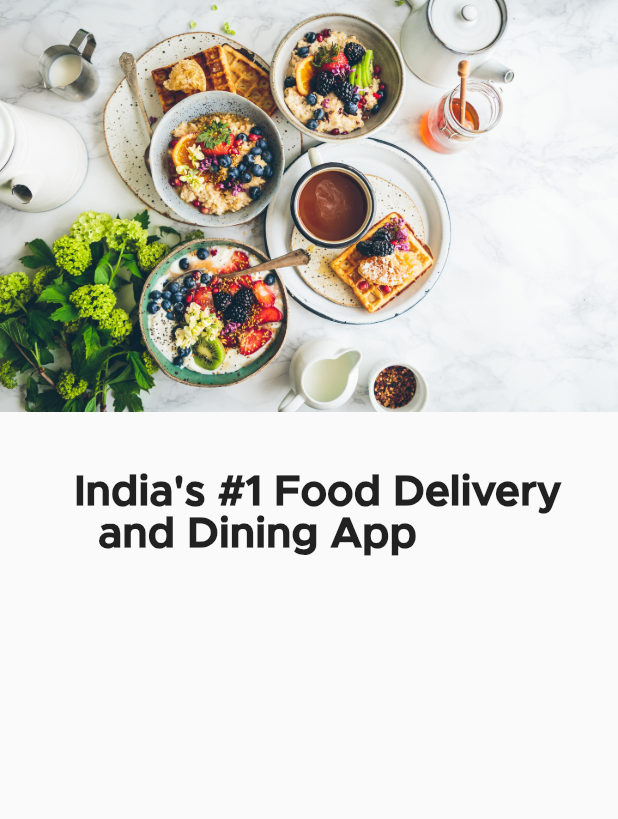
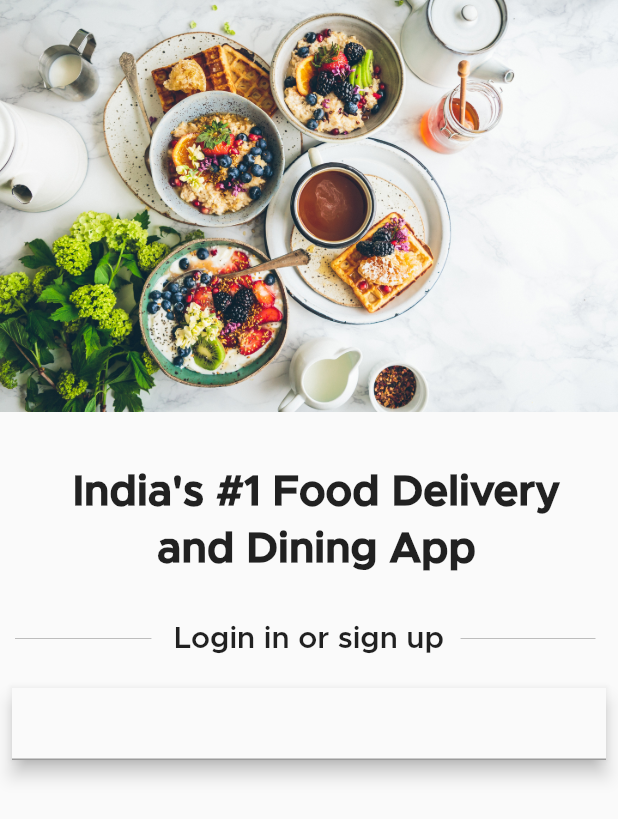
Before and after one commit to WhiteHorse101/Food-App, a Flutter app: the screen it shows after launch, on a phone screen of 412 x 824 dp. Shown: the top 819 px of the screen. Run offline on Flutter 3.47's test engine with Material 2 defaults, Android fonts, the phone set to English and light mode, and no system bars.

Commit message:
Login Screen Update

```diff
--- a/lib/Screens/reg.dart
+++ b/lib/Screens/reg.dart
@@ -18,13 +18,70 @@ class _regState extends State<reg> {
         children: <Widget>[
           Image.asset('assets/headerimg.jpg'),
           Container(
-            padding: EdgeInsets.fromLTRB(20, 40, 0, 0),
+            padding: EdgeInsets.fromLTRB(10, 40, 0, 0),
             child: Text(
-              "India's #1 Food Delivery \n  and Dining App",
+              "India's #1 Food Delivery",
               style: TextStyle(
                 fontFamily: 'Metropolis',
                 fontSize: 28,
                 fontWeight: FontWeight.w800,
+              ),
+            ),
+          ),
+          Container(
+            padding: EdgeInsets.fromLTRB(10, 10, 0, 0),
+            child: Text(
+              "and Dining App",
+              style: TextStyle(
+                  fontFamily: 'Metropolis',
+                  fontSize: 28,
+                  fontWeight: FontWeight.w800),
+            ),
+          ),
+          Row(children: <Widget>[
+            Expanded(
+              // ignore: unnecessary_new
+              child: new Container(
+                padding: EdgeInsets.fromLTRB(0, 20, 0, 0),
+                margin: const EdgeInsets.only(left: 10.0, right: 15.0),
+                child: Divider(
+                  color: Colors.grey[400],
+                  height: 50,
+                ),
+              ),
+            ),
+            Container(
+              padding: EdgeInsets.fromLTRB(0, 20, 0, 0),
+              child: Text(
+                'Login in or sign up',
+                style: TextStyle(
+                    fontFamily: 'Metropolis',
+                    fontSize: 20,
+                    fontWeight: FontWeight.w600),
+              ),
+            ),
+            Expanded(
+                // ignore: unnecessary_new
+                child: new Container(
+              padding: EdgeInsets.fromLTRB(0, 20, 0, 0),
+              margin: const EdgeInsets.only(left: 11.0, right: 15.0),
+              child: Divider(
+                color: Colors.grey[400],
+                height: 50,
+              ),
+            )),
+          ]),
+          Container(
+            padding: EdgeInsets.all(8.0),
+            child: Material(
+              elevation: 5,
+              child: TextField(
+                textInputAction: TextInputAction.send,
+                keyboardType: TextInputType.number,
+                style: TextStyle(
+                  fontSize: 18,
+                  fontWeight: FontWeight.w800,
+                ),
               ),
             ),
           ),
```
